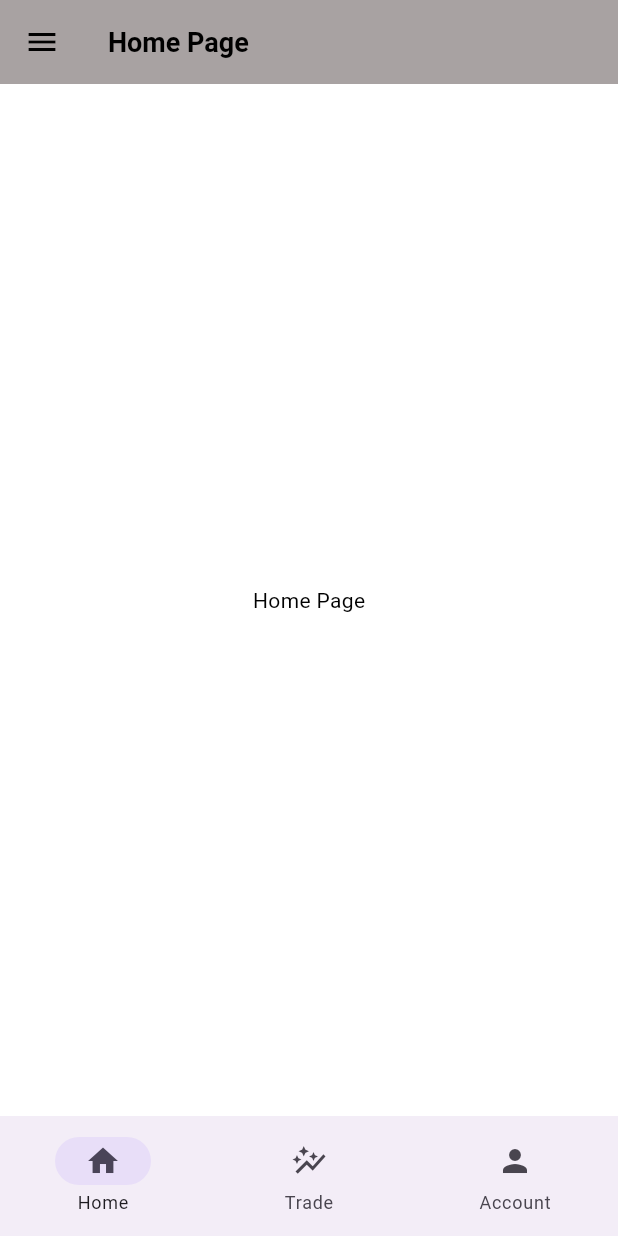
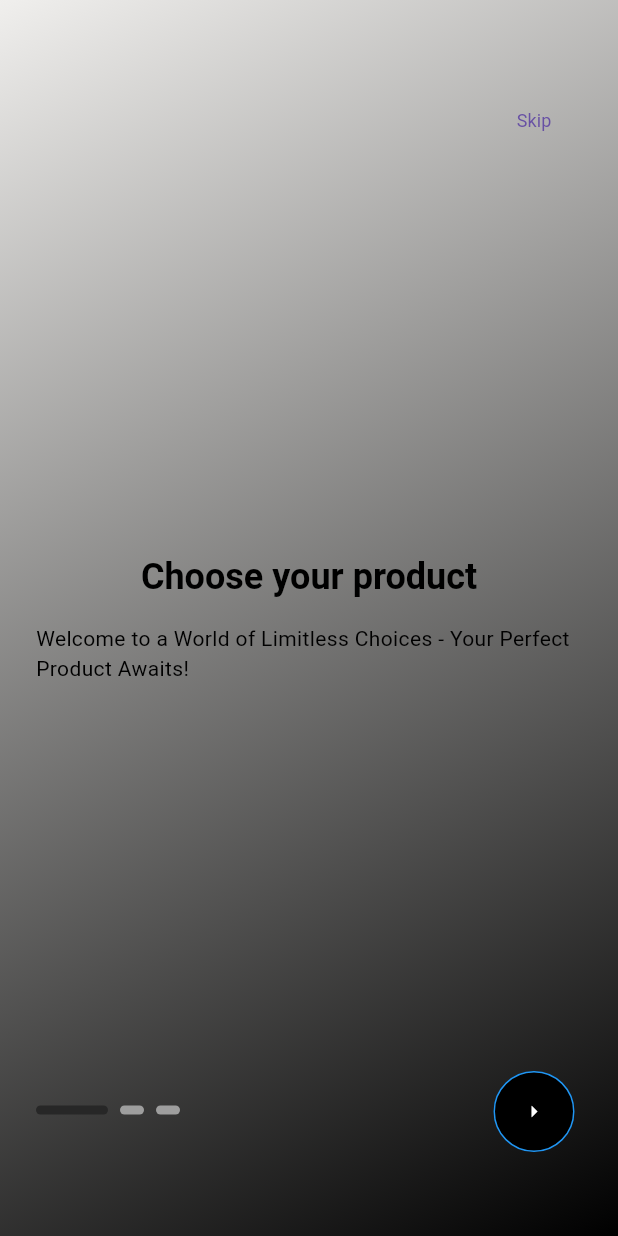
Before and after one commit to Vaishnavi-N-R/simulator, a Flutter app: the screen it shows after launch, on a phone screen of 412 x 824 dp. Run offline on Flutter 3.47's test engine with Material 3 defaults, Android fonts, the phone set to English and light mode, and no system bars; drawn by our look-alikes of smooth_page_indicator; our stand-ins replace animated_splash_screen, get, lottie; Roboto replaces fonts that are missing (Poppins); project files that could hold a hidden picture were left out.

Commit message:
added onboarding screen

```diff
--- a/lib/app.dart
+++ b/lib/app.dart
@@ -4,7 +4,8 @@ import 'package:get/get.dart';
 import 'package:lottie/lottie.dart';
 import 'package:trade_simulator/constants/sizes.dart';
 import 'package:trade_simulator/theme/theme.dart';
-import 'package:trade_simulator/screens/home_page.dart'; // Make sure to import HomePage
+import 'package:trade_simulator/screens/home_page.dart';
+import 'package:trade_simulator/widgets/onboarding/onboarding.dart'; // Make sure to import HomePage
 
 class App extends StatelessWidget {
   const App({super.key});
@@ -15,25 +16,40 @@ class App extends StatelessWidget {
       themeMode: ThemeMode.system,
       theme: TAppTheme.lightTheme,
       darkTheme: TAppTheme.darkTheme,
-      home: AnimatedSplashScreen(
-        duration: 3000,
-        splash: Stack(
-          children: [
-            Align(
-              alignment: Alignment.topCenter,
+      home: Container(
+        decoration: BoxDecoration(
+          gradient: LinearGradient(
+            colors: Get.isDarkMode
+                ? [
+                    Colors.black,
+                    Colors.grey[900]!, // Dark gradient for dark mode
+                  ]
+                : [
+                    const Color.fromARGB(255, 240, 239, 237), // Start color of the gradient
+                    Colors.black, // End color of the gradient
+                  ],
+            begin: Alignment.topLeft,
+            end: Alignment.bottomRight,
+          ),
+        ),
+        child: AnimatedSplashScreen(
+          duration: 3000,
+          splash: Center(
+            child: SizedBox(
+              width: 350, // Set the width of the animation
+              height: 350, // Set the height of the animation
               child: Lottie.asset(
                 'assets/animations/splash.json',
-                width: 350, // Control the width directly here
-                height: 650, // Control the height directly here
                 fit: BoxFit
-                    .cover, // Ensures the animation fills the box properly
+                    .cover, // Ensures that the animation scales to fit within the SizedBox
               ),
-            )
-          ],
+            ),
+          ),
+          nextScreen: OnBoardingScreen(),
+          splashTransition: SplashTransition.fadeTransition,
+          backgroundColor: Colors
+              .transparent, // Set to transparent to use Container's decoration
         ),
-        nextScreen: HomePage(),
-        splashTransition: SplashTransition.fadeTransition,
-        backgroundColor: Get.isDarkMode ? Colors.black : Colors.white,
       ),
     );
   }
--- /dev/null
+++ b/lib/widgets/onboarding/onboarding.dart
@@ -0,0 +1,65 @@
+import 'package:flutter/material.dart';
+import 'package:trade_simulator/constants/colors.dart';
+import 'package:trade_simulator/constants/image_strings.dart';
+import 'package:trade_simulator/constants/sizes.dart';
+import 'package:trade_simulator/constants/text_strings.dart';
+import 'package:trade_simulator/device/device_utility.dart';
+import 'package:trade_simulator/helpers/helper_functions.dart';
+import 'package:trade_simulator/widgets/onboarding/onboarding_dot_navigation.dart';
+import 'package:trade_simulator/widgets/onboarding/onboarding_page.dart';
+import 'package:trade_simulator/widgets/onboarding/onboarding_skip.dart';
+
+class OnBoardingScreen extends StatelessWidget {
+  const OnBoardingScreen({super.key});
+
+  @override
+  Widget build(BuildContext context) {
+    return Scaffold(
+      body: Stack(
+        children: [
+          PageView(
+            children: const [
+              OnBoardingPage(
+                // image: TImages.onBoardingImage1,
+                title: TTexts.onBoardingTitle1,
+                subTitle: TTexts.onBoardingSubTitle1,
+              ),
+              OnBoardingPage(
+                // image: TImages.onBoardingImage2,
+                title: TTexts.onBoardingTitle2,
+                subTitle: TTexts.onBoardingSubTitle2,
+              ),
+              OnBoardingPage(
+                // image: TImages.onBoardingImage3,
+                title: TTexts.onBoardingTitle3,
+                subTitle: TTexts.onBoardingSubTitle3,
+              ),
+            ],
+          ),
+          const OnBoardingSkip(),
+          OnBoardingDotNavigation(),
+          OnBoardingNextButton()
+        ],
+      ),
+    );
+  }
+}
+
+class OnBoardingNextButton extends StatelessWidget {
+  const OnBoardingNextButton({
+    super.key,
+  });
+
+  @override
+  Widget build(BuildContext context) {
+    final dark = THelperFunctions.isDakMode(context);
+    return Positioned(
+        right: TSizes.defaultspace,
+        bottom: TDeviceUtils.getBottomNavigationBarHeight(),
+        child: ElevatedButton(
+            onPressed: () {},
+            style: ElevatedButton.styleFrom(
+                shape: const CircleBorder(), backgroundColor:dark? TColors.primary: Colors.black),
+            child: const Icon(Icons.arrow_right)));
+  }
+}
--- /dev/null
+++ b/lib/widgets/onboarding/onboarding_dot_navigation.dart
@@ -0,0 +1,27 @@
+import 'package:flutter/material.dart';
+import 'package:smooth_page_indicator/smooth_page_indicator.dart';
+import 'package:trade_simulator/constants/colors.dart';
+import 'package:trade_simulator/constants/sizes.dart';
+import 'package:trade_simulator/device/device_utility.dart';
+import 'package:trade_simulator/helpers/helper_functions.dart';
+
+class OnBoardingDotNavigation extends StatelessWidget {
+  const OnBoardingDotNavigation({
+    super.key,
+  });
+
+  @override
+  Widget build(BuildContext context) {
+    final dark = THelperFunctions.isDakMode(context);
+
+    return Positioned(
+        bottom: TDeviceUtils.getBottomNavigationBarHeight() + 25,
+        left: TSizes.defaultspace,
+        child: SmoothPageIndicator(
+          controller: PageController(),
+          effect:   ExpandingDotsEffect(
+              activeDotColor: dark? TColors.light: TColors.dark, dotHeight: 6),
+          count: 3,
+        ));
+  }
+}
--- /dev/null
+++ b/lib/widgets/onboarding/onboarding_page.dart
@@ -0,0 +1,58 @@
+import 'package:flutter/material.dart';
+import 'package:get/get_core/src/get_main.dart';
+import 'package:get/route_manager.dart';
+import 'package:trade_simulator/constants/sizes.dart';
+import 'package:trade_simulator/helpers/helper_functions.dart';
+
+class OnBoardingPage extends StatelessWidget {
+  const OnBoardingPage({
+    super.key,
+    // required this.image,
+    required this.title,
+    required this.subTitle,
+  });
+
+  final String title, subTitle;
+
+  @override
+  Widget build(BuildContext context) {
+    return Container(
+        // Apply gradient background
+        decoration: BoxDecoration(
+          gradient: LinearGradient(
+            colors: Get.isDarkMode
+                ? [
+                    Colors.black,
+                    Colors.grey[900]!, // Dark gradient for dark mode
+                  ]
+                : [
+                    const Color.fromARGB(
+                        255, 240, 239, 237), // Start color of the gradient
+                    Colors.black, // End color of the gradient
+                  ],
+            begin: Alignment.topLeft,
+            end: Alignment.bottomRight,
+          ),
+        ),
+        padding: const EdgeInsets.all(TSizes.defaultspace),
+        child: Column(
+          mainAxisAlignment: MainAxisAlignment.center,
+          children: [
+            // Image(
+            //     width: THelperFunctions.screenWidth() * 0.8,
+            //     height: THelperFunctions.screenHeight() * 0.6,
+            //     image: AssetImage(image)),
+
+            Text(title,
+                style: Theme.of(context).textTheme.headlineMedium,
+                textAlign: TextAlign.left),
+            const SizedBox(
+              height: TSizes.spaceBtwItems,
+            ),
+            Text(subTitle,
+                style: Theme.of(context).textTheme.bodyMedium,
+                textAlign: TextAlign.left),
+          ],
+        ));
+  }
+}
--- /dev/null
+++ b/lib/widgets/onboarding/onboarding_skip.dart
@@ -0,0 +1,14 @@
+import 'package:flutter/material.dart';
+import 'package:trade_simulator/constants/sizes.dart';
+import 'package:trade_simulator/device/device_utility.dart';
+
+class OnBoardingSkip extends StatelessWidget {
+  const OnBoardingSkip({
+    super.key,
+  });
+
+  @override
+  Widget build(BuildContext context) {
+    return Positioned(top:TDeviceUtils.getAppBarHeight(),right: TSizes.defaultspace,child: TextButton(onPressed: () {},child:Text('Skip')));
+  }
+}
--- a/pubspec.yaml
+++ b/pubspec.yaml
@@ -40,6 +40,8 @@ dependencies:
   lottie: ^3.1.3
   flutter_native_splash: ^2.4.2
   animated_splash_screen: ^1.3.0
+  intl: ^0.19.0
+  smooth_page_indicator: ^1.2.0+3
 
 dev_dependencies:
   flutter_test:
```
Also changed, not shown: lib/helpers/helper_functions.dart (added, +98 -0 lines), pubspec.lock, 1 other file.
